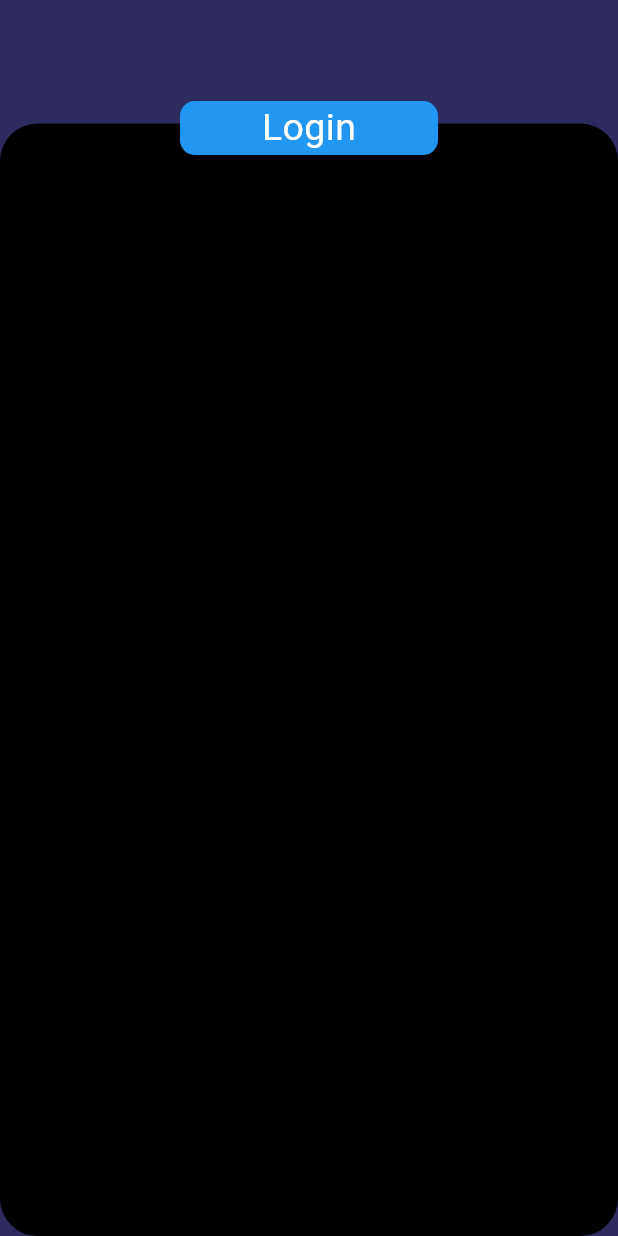
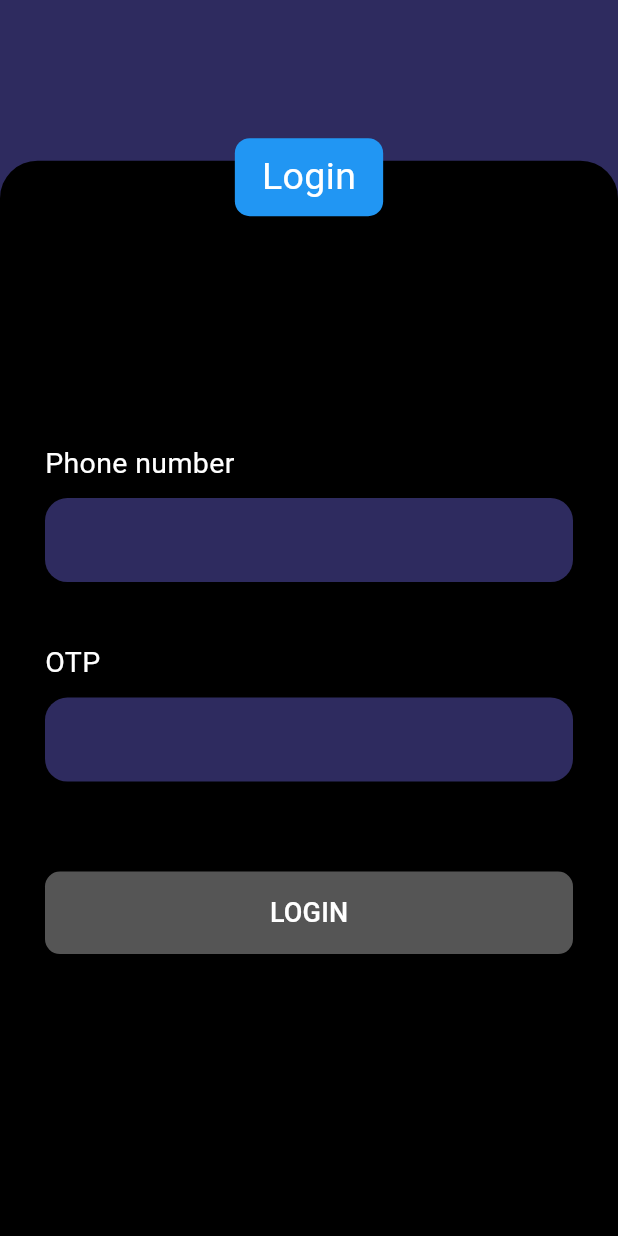
Before and after one commit to Smohana-Priya/phone_auth_firebase, a Flutter app: the screen it shows after launch, on a phone screen of 412 x 824 dp. Run offline on Flutter 3.47's test engine with Material 3 defaults, Android fonts, the phone set to English and light mode, and no system bars; our stand-ins replace firebase_core; accounts and stored records are empty.

Commit message:
login screen design

```diff
--- a/lib/const/app_colors.dart
+++ b/lib/const/app_colors.dart
@@ -1,7 +1,5 @@
-// ignore_for_file: constant_identifier_names
-
 import 'package:flutter/material.dart';
 
 class AppColors {
-  static const Color PRIMARY_COLOR = Color.fromRGBO(46, 43, 95, 1);
+  static const Color primaryColor = Color.fromRGBO(46, 43, 95, 1);
 }
--- a/lib/const/app_const.dart
+++ b/lib/const/app_const.dart
@@ -1,3 +1,8 @@
+// ignore_for_file: constant_identifier_names
+
 class AppConst {
-  static const LOGIN = "Login";
+  static const login = "Login";
+  static const phoneNo = "Phone number";
+  static const otp = "OTP";
+  static const Login = "LOGIN";
 }
--- a/lib/screens/login.dart
+++ b/lib/screens/login.dart
@@ -1,7 +1,6 @@
 import 'package:ecbee_inovations/const/app_colors.dart';
 import 'package:ecbee_inovations/const/app_const.dart';
 import 'package:flutter/material.dart';
-import 'package:flutter/widgets.dart';
 
 class Login extends StatefulWidget {
   const Login({super.key});
@@ -16,11 +15,11 @@ class _LoginState extends State<Login> {
     var screenHeight = MediaQuery.of(context).size.height;
     return SafeArea(
       child: Scaffold(
-          backgroundColor: AppColors.PRIMARY_COLOR,
+          backgroundColor: AppColors.primaryColor,
           body: Column(
             children: [
               SizedBox(
-                height: screenHeight * 0.10,
+                height: screenHeight * 0.13,
               ),
               Expanded(
                 child: Stack(
@@ -29,26 +28,104 @@ class _LoginState extends State<Login> {
                     Container(
                       decoration: const BoxDecoration(
                         color: Colors.black,
-                        borderRadius: BorderRadius.horizontal(
-                          left: Radius.circular(25),
-                          right: Radius.circular(25),
+                        borderRadius: BorderRadius.only(
+                          topLeft: Radius.circular(25),
+                          topRight: Radius.circular(25),
+                        ),
+                      ),
+                      child: Padding(
+                        padding: const EdgeInsets.symmetric(
+                          horizontal: 30,
+                        ),
+                        child: Column(
+                          crossAxisAlignment: CrossAxisAlignment.start,
+                          mainAxisAlignment: MainAxisAlignment.center,
+                          children: [
+                            const Text(
+                              AppConst.phoneNo,
+                              style:
+                                  TextStyle(color: Colors.white, fontSize: 19),
+                            ),
+                            const SizedBox(
+                              height: 10,
+                            ),
+                            const TextField(
+                              decoration: InputDecoration(
+                                filled: true,
+                                fillColor: AppColors.primaryColor,
+                                border: OutlineInputBorder(
+                                    borderSide: BorderSide.none,
+                                    borderRadius:
+                                        BorderRadius.all(Radius.circular(15))),
+                              ),
+                            ),
+                            const SizedBox(height: 40),
+                            const Text(
+                              AppConst.otp,
+                              style:
+                                  TextStyle(color: Colors.white, fontSize: 19),
+                            ),
+                            const SizedBox(
+                              height: 10,
+                            ),
+                            const TextField(
+                              decoration: InputDecoration(
+                                filled: true,
+                                fillColor: AppColors.primaryColor,
+                                border: OutlineInputBorder(
+                                    borderSide: BorderSide.none,
+                                    borderRadius:
+                                        BorderRadius.all(Radius.circular(15))),
+                              ),
+                            ),
+                            const SizedBox(
+                              height: 60,
+                            ),
+                            Center(
+                                child: SizedBox(
+                              height: 55,
+                              width: double.infinity,
+                              child: ElevatedButton(
+                                onPressed: () {},
+                                style: ButtonStyle(
+                                  backgroundColor:
+                                      MaterialStateProperty.all<Color>(
+                                          const Color.fromRGBO(85, 85, 85, 1)),
+                                  shape: MaterialStateProperty.all<
+                                      RoundedRectangleBorder>(
+                                    RoundedRectangleBorder(
+                                      borderRadius: BorderRadius.circular(10),
+                                    ),
+                                  ),
+                                ),
+                                child: const Text(
+                                  AppConst.Login,
+                                  style: TextStyle(
+                                      color: Colors.white, fontSize: 18),
+                                ),
+                              ),
+                            ))
+                          ],
                         ),
                       ),
                     ),
                     Positioned(
                       top: -15,
-                      right: 120,
-                      left: 120,
+                      left: 0,
+                      right: 0,
                       child: Container(
+                        margin: EdgeInsets.symmetric(
+                            horizontal:
+                                MediaQuery.of(context).size.width * 0.38),
                         decoration: BoxDecoration(
                           color: Colors.blue,
                           borderRadius: BorderRadius.circular(10),
                         ),
                         child: const Center(
                           child: Padding(
-                            padding: EdgeInsets.all(0),
+                            padding: EdgeInsets.all(8.0),
                             child: Text(
-                              AppConst.LOGIN,
+                              AppConst.login,
                               style:
                                   TextStyle(color: Colors.white, fontSize: 25),
                             ),
```
Also changed, not shown: 13 other files.
